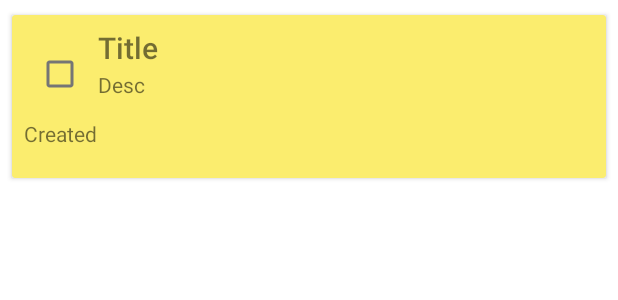
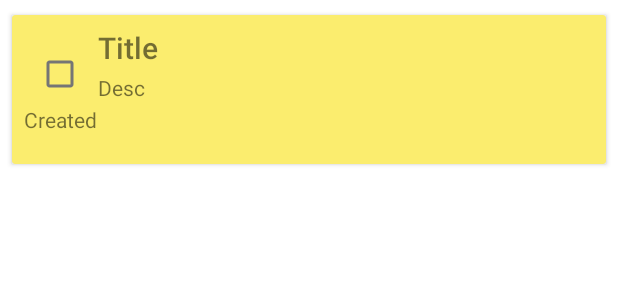
Before and after one commit to Sakchyam-Nakarmi/Todo-app, an Android app: the layout todo_item.xml on its own in the app's theme, with its tools: preview values and no code run, on a phone screen of 412 x 824 dp. Shown: the top 300 px of the screen. Run offline under Robolectric (Android 15) with nearby library versions, the phone set to English and light mode, and no system bars.

```diff
--- a/app/src/main/java/com/example/todo_app/InsertEditTodoActivity.java
+++ b/app/src/main/java/com/example/todo_app/InsertEditTodoActivity.java
@@ -55,13 +55,13 @@ public class InsertEditTodoActivity extends AppCompatActivity {
             editTitle.setText(intent.getStringExtra(EXTRA_TITLE));
             editDesc.setText(intent.getStringExtra(EXTRA_DESC));
             Calendar calendar= Calendar.getInstance();
-            SimpleDateFormat dateFormat = new SimpleDateFormat("MM/dd/yyyy HH:mm:ss");
+            SimpleDateFormat dateFormat = new SimpleDateFormat("MM/dd/yyyy hh:mm aaa");
             createdDate.setText("Updated at: "+dateFormat.format(calendar.getTime()));
             dbId = intent.getIntExtra(EXTRA_ID,-2);
         }else if(mode ==1) {
             setTitle("Insert Task");
             Calendar calendar= Calendar.getInstance();
-            SimpleDateFormat dateFormat = new SimpleDateFormat("MM/dd/yyyy HH:mm:ss");
+            SimpleDateFormat dateFormat = new SimpleDateFormat("MM/dd/yyyy hh:mm aaa");
             createdDate.setText("Created at: "+dateFormat.format(calendar.getTime()));
         }
         else
--- a/app/src/main/java/com/example/todo_app/database/Todo.java
+++ b/app/src/main/java/com/example/todo_app/database/Todo.java
@@ -29,7 +29,7 @@ public class Todo {
         this.description = description;
         this.completed = completed;
         Calendar calendar= Calendar.getInstance();
-        SimpleDateFormat dateFormat = new SimpleDateFormat("MM/dd/yyyy");
+        SimpleDateFormat dateFormat = new SimpleDateFormat("MM/dd/yyyy hh:mm aaa");
         created= dateFormat.format(calendar.getTime());
     }
 
@@ -39,7 +39,7 @@ public class Todo {
         this.description = description;
         this.completed = completed;
         Calendar calendar= Calendar.getInstance();
-        SimpleDateFormat dateFormat = new SimpleDateFormat("MM/dd/yyyy");
+        SimpleDateFormat dateFormat = new SimpleDateFormat("MM/dd/yyyy hh:mm aaa");
         created= dateFormat.format(calendar.getTime());
     }
 
--- a/app/src/main/res/layout/todo_item.xml
+++ b/app/src/main/res/layout/todo_item.xml
@@ -37,10 +37,10 @@
         <TextView
             android:id="@+id/description"
             android:layout_width="330dp"
-            android:layout_height="31dp"
+            android:layout_height="wrap_content"
             android:layout_below="@+id/title"
             android:layout_marginStart="1dp"
-            android:layout_marginTop="1dp"
+            android:layout_marginTop="3dp"
             android:layout_toEndOf="@+id/completed"
             android:text="Desc" />
 
@@ -49,7 +49,7 @@
             android:layout_width="322dp"
             android:layout_height="31dp"
             android:layout_below="@+id/description"
-            android:layout_marginTop="1dp"
+            android:layout_marginTop="2dp"
             android:text="Created" />
     </RelativeLayout>
 </androidx.cardview.widget.CardView>
```
Also changed, not shown: 14 other files.
